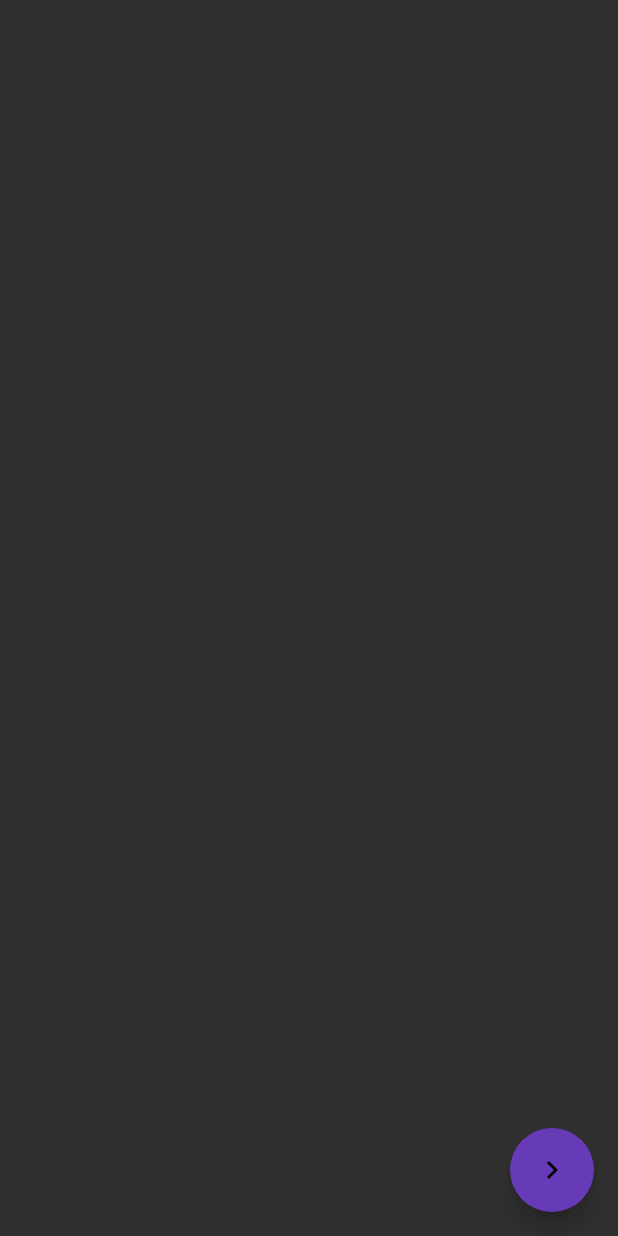
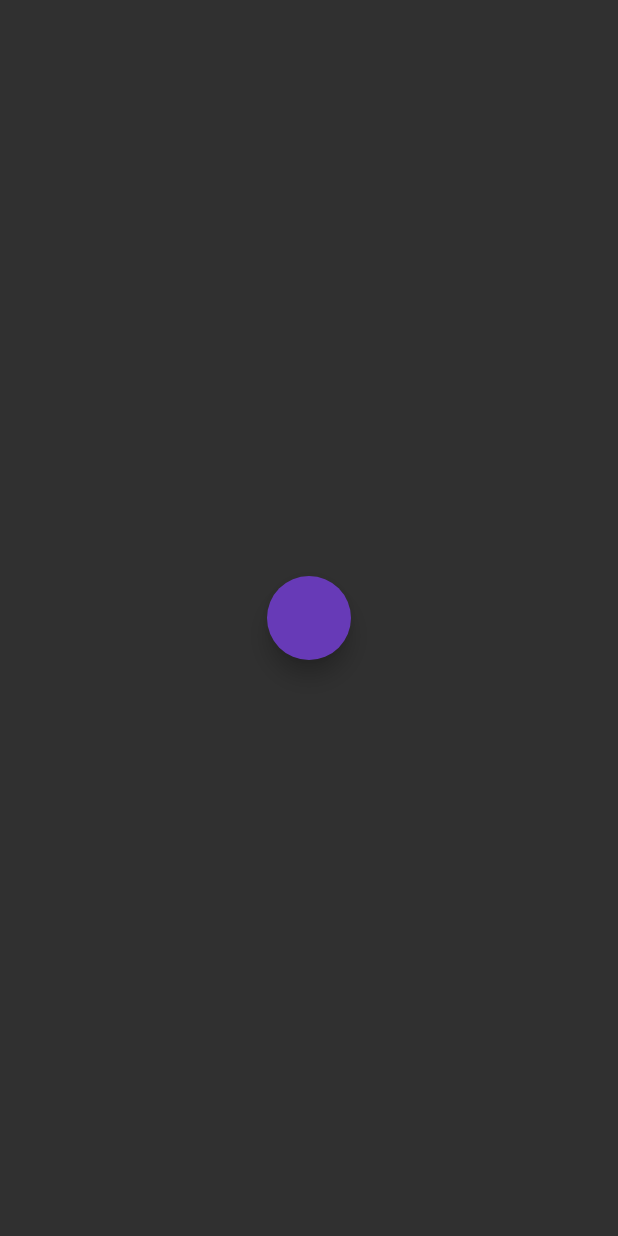
Before and after one commit to C-Mierez/GrimR, a Flutter app: the CustomFirst_Page screen opened directly, on a phone screen of 412 x 824 dp. Run offline on Flutter 3.47's test engine with Material 2 defaults, Android fonts, the light colour scheme and no system bars; our stand-ins replace bloc, built_collection, built_value, chopper, connectivity, dartz and 4 more; generated files the repository leaves out were written again.

Commit message:
Custom Transition adeed. Auto_Route imports not working

```diff
--- a/GrimR/lib/presentation/custom_transitions/pages/custom_first_page.dart
+++ b/GrimR/lib/presentation/custom_transitions/pages/custom_first_page.dart
@@ -1,17 +1,22 @@
-import 'package:auto_route/auto_route.dart';
 import 'package:flutter/material.dart';
-import 'package:grimr/presentation/core/routes/router.gr.dart';
+import 'package:grimr/presentation/custom_transitions/pages/custom_second_page.dart';
+import 'package:provider/provider.dart';
 
 class CustomFirst_Page extends StatelessWidget {
   @override
   Widget build(BuildContext context) {
-    return Scaffold(
-      floatingActionButton: FloatingActionButton(
+    return Scaffold(body: Center(
+      child: FloatingActionButton(
         onPressed: () {
-          ExtendedNavigator.of(context).pushCustomSecond_Page();
+          Navigator.of(context).push(PageRouteBuilder(
+              pageBuilder: (context, animation, secondaryAnimation) =>
+                  ListenableProvider<Animation<double>>(
+                    create: (context) => animation,
+                    child: CustomSecond_Page(),
+                  ),
+              transitionDuration: const Duration(milliseconds: 700)));
         },
-        child: Icon(Icons.keyboard_arrow_right),
       ),
-    );
+    ));
   }
 }
--- a/GrimR/lib/presentation/main_app_widget.dart
+++ b/GrimR/lib/presentation/main_app_widget.dart
@@ -1,6 +1,5 @@
-import 'package:auto_route/auto_route.dart';
 import 'package:flutter/material.dart';
-import 'package:grimr/presentation/core/routes/router.gr.dart';
+import 'package:grimr/presentation/core/pages/splash_page.dart';
 
 class MainApp extends StatelessWidget {
   @override
@@ -8,7 +7,7 @@ class MainApp extends StatelessWidget {
     return MaterialApp(
       title: 'GrimR',
       debugShowCheckedModeBanner: false,
-      builder: ExtendedNavigator(router: Router()),
+      home: SplashPage(),
       theme: ThemeData.dark().copyWith(
         floatingActionButtonTheme:
             FloatingActionButtonThemeData(backgroundColor: Colors.deepPurple),
--- a/GrimR/pubspec.yaml
+++ b/GrimR/pubspec.yaml
@@ -28,6 +28,8 @@ dependencies:
   get_it: ^4.0.4
   injectable: ^1.0.2
   dartz: ^0.9.1
+  material_design_icons_flutter:
+  provider: ^4.3.1
 
   # The following adds the Cupertino Icons font to your application.
   # Use with the CupertinoIcons class for iOS style icons.
@@ -53,7 +55,7 @@ flutter:
   uses-material-design: true
   # To add assets to your application, add an assets section, like this:
   assets:
-     - assets/drawing.png
+    - assets/drawing.png
   #   - images/a_dot_ham.jpeg
   # An image asset can refer to one or more resolution-specific "variants", see
   # https://flutter.dev/assets-and-images/#resolution-aware.
--- /dev/null
+++ b/hydrated_bloc/lib/bloc/weather_state.dart
@@ -0,0 +1,29 @@
+import 'package:equatable/equatable.dart';
+import 'package:meta/meta.dart';
+
+import '../model/weather.dart';
+
+@immutable
+abstract class WeatherState extends Equatable {
+  WeatherState([List props = const []]);
+}
+
+class WeatherInitial extends WeatherState {
+  @override
+  List<Object> get props => props;
+}
+
+class WeatherLoading extends WeatherState {
+  @override
+  List<Object> get props => props;
+}
+
+// Only the WeatherLoaded event needs to contain data
+class WeatherLoaded extends WeatherState {
+  final Weather weather;
+
+  WeatherLoaded(this.weather) : super([weather]);
+
+  @override
+  List<Object> get props => props;
+}
```
Also changed, not shown: GrimR/lib/presentation/core/pages/splash_page.dart (+10 -5 lines), GrimR/lib/presentation/core/routes/custom_transitions.dart (+15 -12 lines), GrimR/lib/presentation/core/routes/router.dart (+3 -5 lines), GrimR/lib/presentation/custom_transitions/pages/custom_second_page.dart (+55 -5 lines), GrimR/lib/presentation/core/routes/router.gr.dart (deleted), GrimR/pubspec.lock.
